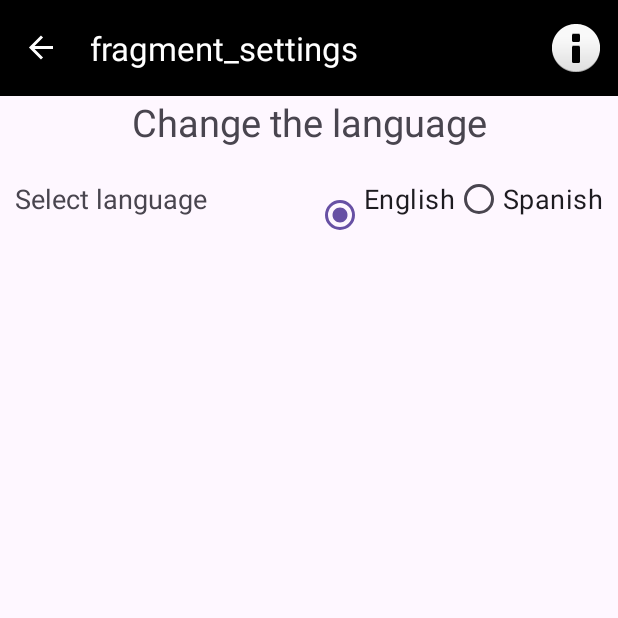
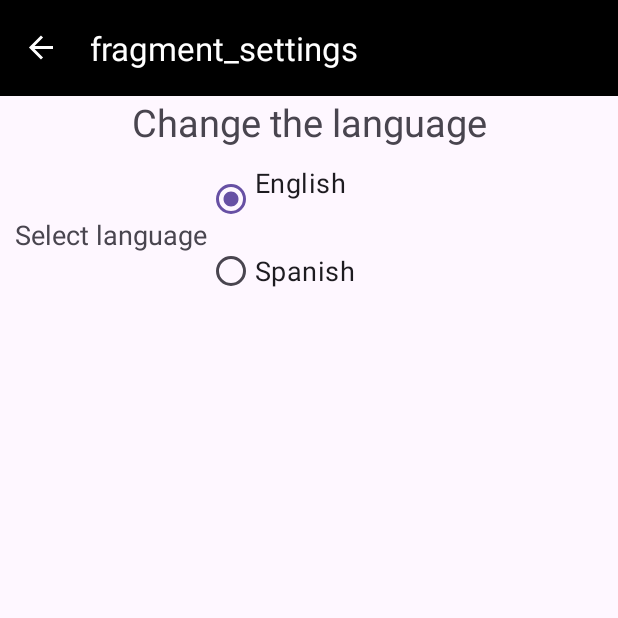
Before and after one commit to Mminsil/PMDM-Tarea02, an Android app: the SettingsFragment screen opened through its navigation route, on a phone screen of 412 x 824 dp, the top half of it. Run offline under Robolectric (Android 15) with nearby library versions, the phone set to English and light mode, and no system bars; our stand-ins replace navigation-ui; 1 statement that could not run was skipped.

Commit message:
Language switching fixed

```diff
--- a/app/src/main/java/mincarelli/silvero/mariobrosworld/About.java
+++ b/app/src/main/java/mincarelli/silvero/mariobrosworld/About.java
@@ -27,7 +27,7 @@ public class About extends DialogFragment {
         //Crear un costructor para el diálogo
         AlertDialog.Builder builder = new AlertDialog.Builder(getActivity());
         //Configurar el título y el mensaje
-        builder.setTitle("About us...");
+        builder.setTitle(R.string.about);
         builder.setMessage(R.string.about_text);
         //Configurar el botón Aceptar que cierra el diálogo
         AlertDialog.Builder accept = builder.setPositiveButton(R.string.accept, new DialogInterface.OnClickListener() {
--- a/app/src/main/java/mincarelli/silvero/mariobrosworld/SettingsFragment.java
+++ b/app/src/main/java/mincarelli/silvero/mariobrosworld/SettingsFragment.java
@@ -1,5 +1,8 @@
 package mincarelli.silvero.mariobrosworld;
 
+import static androidx.core.app.ActivityCompat.invalidateOptionsMenu;
+
+import android.content.SharedPreferences;
 import android.content.res.Configuration;
 import android.os.Bundle;
 
@@ -7,6 +10,8 @@ import androidx.annotation.NonNull;
 import androidx.annotation.Nullable;
 import androidx.fragment.app.Fragment;
 
+import android.preference.PreferenceManager;
+import android.util.Log;
 import android.view.LayoutInflater;
 import android.view.View;
 import android.view.ViewGroup;
@@ -21,19 +26,16 @@ import mincarelli.silvero.mariobrosworld.databinding.FragmentSettingsBinding;
  * This fragment allows users to change the app's language dynamically.
  */
 public class SettingsFragment extends Fragment {
+
     private FragmentSettingsBinding binding;
 
     /**
-     * Called to inflate the fragment's layout and initialize its binding.
+     * Inflates the fragment's layout and initializes its binding.
      *
-     * @param inflater           The LayoutInflater object that can be used to inflate
-     *                           any views in the fragment,
-     * @param container          If non-null, this is the parent view that the fragment's
-     *                           UI should be attached to.  The fragment should not add the view itself,
-     *                           but this can be used to generate the LayoutParams of the view.
-     * @param savedInstanceState If non-null, this fragment is being re-constructed
-     *                           from a previous saved state as given here.
-     * @return
+     * @param inflater           The LayoutInflater object used to inflate views in the fragment.
+     * @param container          The parent view that this fragment's UI will attach to.
+     * @param savedInstanceState Saved state information from a previous instance of this fragment.
+     * @return The root view of the inflated layout.
      */
     @Nullable
     @Override
@@ -45,54 +47,110 @@ public class SettingsFragment extends Fragment {
     /**
      * Called after the fragment's view has been created. Sets up listeners and other view-related logic.
      *
-     * @param view               The View returned by {@link #onCreateView(LayoutInflater, ViewGroup, Bundle)}.
-     * @param savedInstanceState If non-null, this fragment is being re-constructed
-     *                           from a previous saved state as given here.
+     * @param view               The root view of the fragment.
+     * @param savedInstanceState Saved state information from a previous instance of this fragment.
      */
     @Override
     public void onViewCreated(@NonNull View view, @Nullable Bundle savedInstanceState) {
         super.onViewCreated(view, savedInstanceState);
+        // Inicializamos el estado del RadioGroup según el idioma actual
+        initializeLanguageSelection();
         binding.languageRadioGroup.setOnCheckedChangeListener(this::onLanguageSelected);
     }
 
     /**
-     * Listener triggered when a new language is selected from the radio group.
-     * Dynamically updates the app's language based on the selected option.
+     * Retrieves the saved language and selects the corresponding RadioButton.
+     */
+    private void initializeLanguageSelection() {
+        // Obtenemos el idioma actual
+        String currentLanguage = getCurrentLanguage();
+
+        if ("en".equals(currentLanguage)) {
+            binding.languageRadioGroup.check(R.id.englishRadioButton);
+        } else if ("es".equals(currentLanguage)) {
+            binding.languageRadioGroup.check(R.id.spanishRadioButton);
+        }
+    }
+
+    /**
+     * Retrieves the currently saved language from SharedPreferences.
      *
-     * @param radioGroup The RadioGroup containing the language options.
+     * @return The saved language code (e.g., "en" for English, "es" for Spanish). Defaults to "en" if no language is saved.
+     */
+    private String getCurrentLanguage() {
+        SharedPreferences prefs = PreferenceManager.getDefaultSharedPreferences(requireContext());
+        return prefs.getString("app_language", "en"); // "en" es el idioma predeterminado
+    }
+
+    /**
+     * Listener triggered when the user selects a language in the RadioGroup.
+     *
+     * @param radioGroup The RadioGroup where the selection occurred.
      * @param checkedId  The ID of the selected RadioButton.
      */
     private void onLanguageSelected(RadioGroup radioGroup, int checkedId) {
         if (checkedId == R.id.englishRadioButton) {
             changeLanguage("en");
-        } else {
+        } else if (checkedId == R.id.spanishRadioButton) {
             changeLanguage("es");
         }
     }
 
     /**
-     * Changes the app's language dynamically by updating the configuration.
+     * Saves the selected language to SharedPreferences.
      *
-     * @param codeLanguage The language code in ISO 639 format ("en" for English, "es" for Spanish).
+     * @param languageCode The language code to save (e.g., "en", "es").
+     */
+    private void saveCurrentLanguage(String languageCode) {
+        SharedPreferences prefs = PreferenceManager.getDefaultSharedPreferences(requireContext());
+        prefs.edit().putString("app_language", languageCode).apply();
+    }
+
+    /**
+     * Dynamically changes the app's language and updates the UI accordingly.
+     *
+     * @param codeLanguage The language code in ISO 639 format (e.g., "en" for English, "es" for Spanish).
      */
     private void changeLanguage(String codeLanguage) {
-        //Cambiar el idioma de la app usando el sistema
+        // Cambiar el idioma de la app usando la configuración de la región
         Locale locale = new Locale(codeLanguage);
         locale.setDefault(locale);
         Configuration configuration = new Configuration();
         configuration.setLocale(locale);
         getResources().updateConfiguration(configuration, getResources().getDisplayMetrics());
+
+        // Actualiza la vista con el idioma seleccionado
         updateLanguageView();
+
+        // Guarda el idioma seleccionado
+        saveCurrentLanguage(codeLanguage);
+
+        // Actualiza los títulos del menú si es necesario
+        if (getActivity() instanceof MainActivity) {
+            ((MainActivity) getActivity()).updateMenuTitles();
+        }
+
+        // Invalida el menú para aplicar el cambio de idioma
+        invalidateOptionsMenu();
     }
 
     /**
-     * Updates the text of the views to reflect the newly selected language.
-     * This method should be called after the app's language has been changed.
+     * Updates the text displayed in the view based on the selected language.
+     * This method should be called after the language has been changed.
      */
     private void updateLanguageView() {
         binding.languageTextView.setText(R.string.language);
         binding.englishRadioButton.setText(R.string.english);
         binding.spanishRadioButton.setText(R.string.spanish);
-        binding.tittleLanguageTextView.setText(R.string.titleLanguage);
+        binding.titleLanguageTextView.setText(R.string.titleLanguage);
+    }
+
+    /**
+     * Invalidates the options menu to ensure the changes are reflected.
+     */
+    private void invalidateOptionsMenu() {
+        if (getActivity() != null) {
+            getActivity().invalidateOptionsMenu();
+        }
     }
 }
--- a/app/src/main/res/layout/fragment_settings.xml
+++ b/app/src/main/res/layout/fragment_settings.xml
@@ -6,7 +6,7 @@
     android:layout_height="match_parent">
 
     <TextView
-        android:id="@+id/tittleLanguageTextView"
+        android:id="@+id/titleLanguageTextView"
         android:layout_width="match_parent"
         android:layout_height="wrap_content"
         android:gravity="center"
@@ -19,12 +19,12 @@
         android:layout_width="match_parent"
         android:layout_height="wrap_content"
         android:layout_margin="10dp"
-        android:layout_marginTop="88dp"
+        android:layout_marginStart="8dp"
+        android:layout_marginTop="20dp"
         android:gravity="center_vertical"
         android:orientation="horizontal"
         app:layout_constraintStart_toStartOf="parent"
-        app:layout_constraintTop_toBottomOf="@id/tittleLanguageTextView"
-        tools:layout_editor_absoluteX="0dp">
+        app:layout_constraintTop_toBottomOf="@id/titleLanguageTextView">
 
         <TextView
             android:id="@+id/languageTextView"
@@ -33,22 +33,24 @@
             android:text="@string/language"
             android:textSize="18sp" />
 
-        <Space
-            android:layout_width="0dp"
-            android:layout_height="wrap_content"
-            android:layout_weight="1" />
+<!--        <Space-->
+<!--            android:layout_width="0dp"-->
+<!--            android:layout_height="wrap_content"-->
+<!--            android:layout_weight="0.5" />-->
 
         <RadioGroup
             android:id="@+id/languageRadioGroup"
             android:layout_width="wrap_content"
             android:layout_height="wrap_content"
-            android:orientation="horizontal">
+            android:checkedButton="@id/englishRadioButton"
+            android:orientation="vertical">
 
             <RadioButton
                 android:id="@+id/englishRadioButton"
                 android:layout_width="wrap_content"
                 android:layout_height="wrap_content"
-                android:checked="true"
+                android:buttonTint="@color/red"
+                android:clickable="true"
                 android:text="@string/english"
                 android:textSize="18sp" />
 
--- a/app/src/main/res/values/strings.xml
+++ b/app/src/main/res/values/strings.xml
@@ -9,6 +9,7 @@
 
     <!-- Detalles de la aplicación -->
     <string name="about_text">Application developed by Mariana Mincarelli Silvero. Version 1.0.</string>
+    <string name="image_logo_app">App logo image</string>
 
     <!-- Sección de personajes -->
     <string name="character_details">Character details</string>
@@ -19,4 +20,7 @@
     <string name="english">English\n</string>
     <string name="spanish">Spanish</string>
     <string name="titleLanguage">Change the language</string>
+    <string name="home">Home</string>
+    <string name="settings">Settings</string>
+    <string name="settings_app">Application Settings</string>
 </resources>
```
Also changed, not shown: app/src/main/res/menu/about_menu.xml (renamed from app/src/main/res/menu/about.xml), 1 other file.
